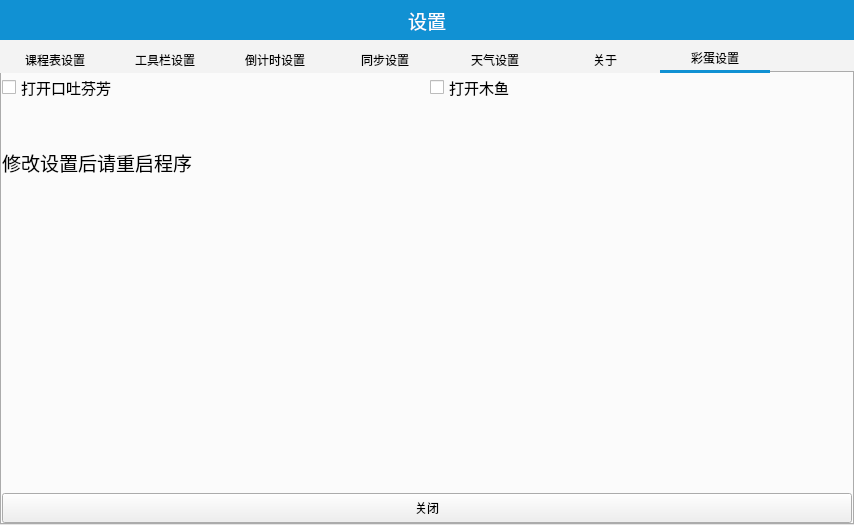
Before: the Qt Designer form ClassTopLand/src/TableEditWidget/TableEditWidget.ui in Aero80wd/ClassTopLand, drawn with Qt 5.
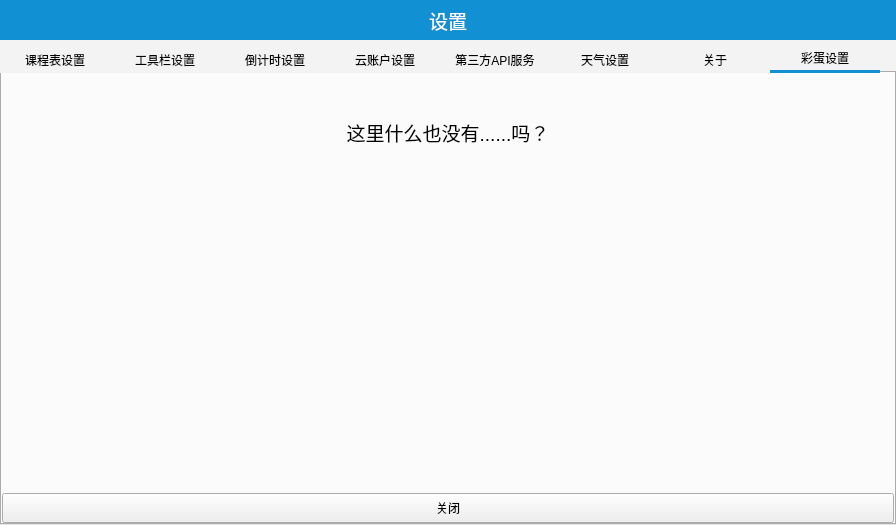
After: the same form once the commit is applied. The open tabs and pages were chosen to show the change. Icons and pictures are not drawn. Custom widgets are drawn as their Qt base class.

```diff
--- a/ClassTopLand/src/TableEditWidget/TableEditWidget.ui
+++ b/ClassTopLand/src/TableEditWidget/TableEditWidget.ui
@@ -6,7 +6,7 @@
    <rect>
     <x>0</x>
     <y>0</y>
-    <width>854</width>
+    <width>896</width>
     <height>525</height>
    </rect>
   </property>
@@ -675,25 +675,14 @@
      </widget>
      <widget class="QWidget" name="tab_6">
       <attribute name="title">
-       <string>同步设置</string>
+       <string>云账户设置</string>
       </attribute>
-      <layout class="QVBoxLayout" name="verticalLayout_7">
-       <item>
-        <widget class="QLabel" name="label_12">
-         <property name="font">
-          <font>
-           <pointsize>20</pointsize>
-          </font>
-         </property>
-         <property name="text">
-          <string>前面的区域，以后再来探索吧！</string>
-         </property>
-         <property name="alignment">
-          <set>Qt::AlignmentFlag::AlignCenter</set>
-         </property>
-        </widget>
-       </item>
-      </layout>
+      <layout class="QVBoxLayout" name="verticalLayout_7"/>
+     </widget>
+     <widget class="ExportAPISettingsTab" name="tab_8">
+      <attribute name="title">
+       <string>第三方API服务</string>
+      </attribute>
      </widget>
      <widget class="QWidget" name="tab_7">
       <attribute name="title">
@@ -1033,41 +1022,7 @@
         <number>0</number>
        </property>
        <item>
-        <layout class="QVBoxLayout" name="verticalLayout_4" stretch="1,2,5,1">
-         <item>
-          <layout class="QHBoxLayout" name="horizontalLayout_7">
-           <item>
-            <widget class="QCheckBox" name="checkBox_2">
-             <property name="font">
-              <font>
-               <pointsize>11</pointsize>
-              </font>
-             </property>
-             <property name="styleSheet">
-              <string notr="true"/>
-             </property>
-             <property name="text">
-              <string>打开口吐芬芳</string>
-             </property>
-            </widget>
-           </item>
-           <item>
-            <widget class="QCheckBox" name="checkBox">
-             <property name="font">
-              <font>
-               <pointsize>11</pointsize>
-              </font>
-             </property>
-             <property name="styleSheet">
-              <string notr="true"/>
-             </property>
-             <property name="text">
-              <string>打开木鱼</string>
-             </property>
-            </widget>
-           </item>
-          </layout>
-         </item>
+        <layout class="QVBoxLayout" name="verticalLayout_4" stretch="2,5,1">
          <item>
           <widget class="QLabel" name="label_9">
            <property name="font">
@@ -1076,7 +1031,10 @@
             </font>
            </property>
            <property name="text">
-            <string>修改设置后请重启程序</string>
+            <string>这里什么也没有......吗？</string>
+           </property>
+           <property name="alignment">
+            <set>Qt::AlignmentFlag::AlignCenter</set>
            </property>
           </widget>
          </item>
@@ -1127,6 +1085,12 @@
    <extends>QLabel</extends>
    <header>../../../../src/ClickLabel/ClickLabel.h</header>
   </customwidget>
+  <customwidget>
+   <class>ExportAPISettingsTab</class>
+   <extends>QWidget</extends>
+   <header>../../../../src/ExportAPISettingsTab/ExportAPISettingsTab.h</header>
+   <container>1</container>
+  </customwidget>
  </customwidgets>
  <resources>
   <include location="../../res.qrc"/>
```
Left out of the diff: 2 changed lines with no effect on the pictures.
